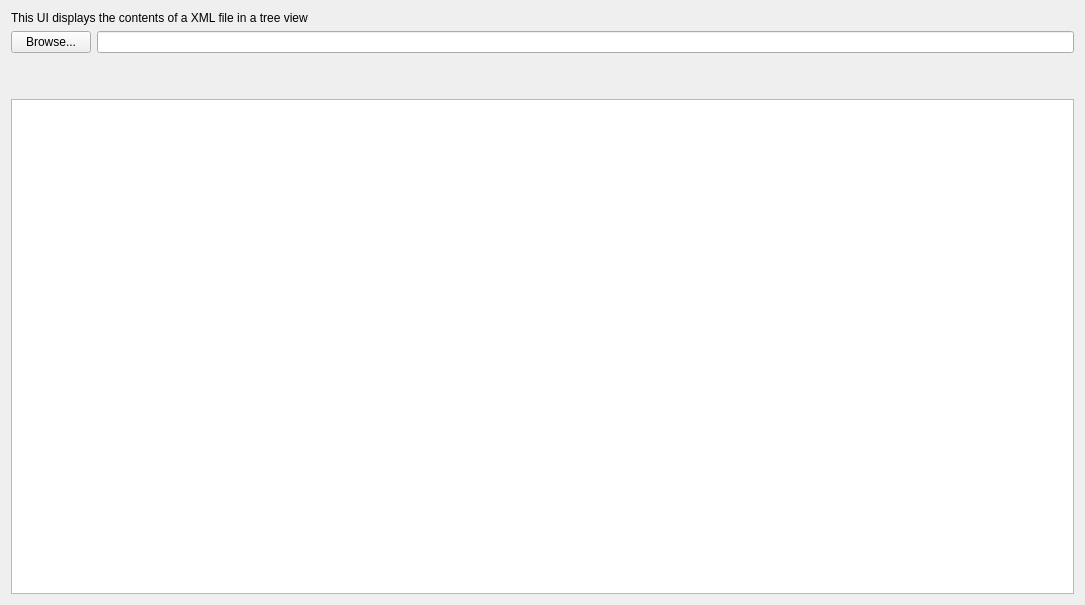
Before: the Qt Designer form QMLAnalyzer/forms/CDOMView.ui in Jango73/QMLAnalyzer, drawn with Qt 5.
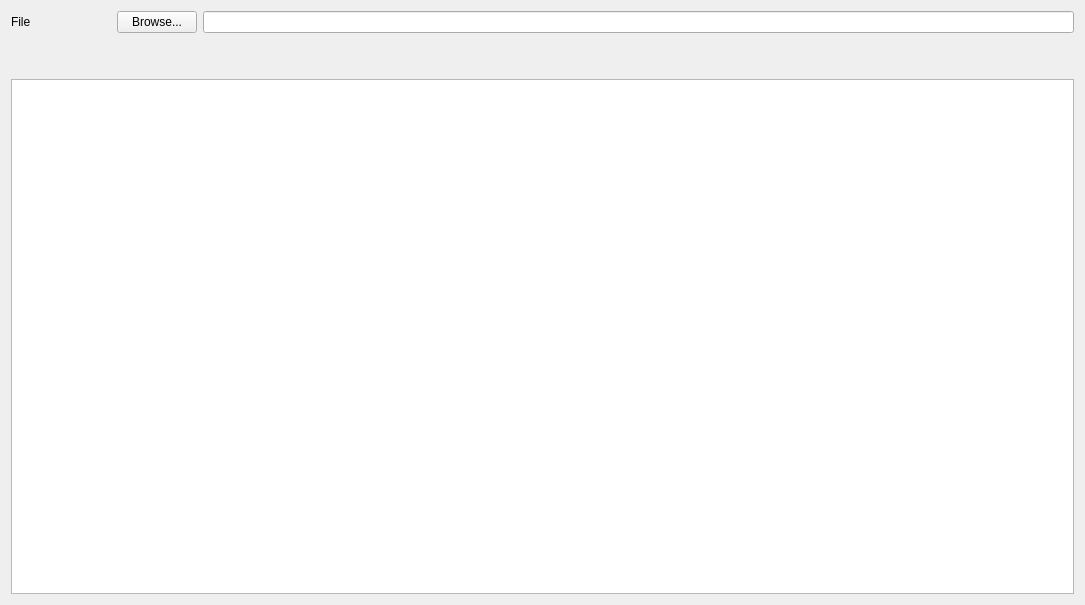
After: the same form once the commit is applied.

Diff of the .ui file:
```diff
--- a/QMLAnalyzer/forms/CDOMView.ui
+++ b/QMLAnalyzer/forms/CDOMView.ui
@@ -14,17 +14,29 @@
    <string>Form</string>
   </property>
   <layout class="QVBoxLayout" name="verticalLayout">
-   <item>
-    <widget class="QLabel" name="label">
-     <property name="text">
-      <string>This UI displays the contents of a XML file in a tree view</string>
-     </property>
-    </widget>
-   </item>
    <item>
     <layout class="QVBoxLayout" name="verticalLayout_2">
      <item>
       <layout class="QHBoxLayout" name="horizontalLayout">
+       <item>
+        <widget class="QLabel" name="label_2">
+         <property name="minimumSize">
+          <size>
+           <width>100</width>
+           <height>0</height>
+          </size>
+         </property>
+         <property name="maximumSize">
+          <size>
+           <width>100</width>
+           <height>16777215</height>
+          </size>
+         </property>
+         <property name="text">
+          <string>File</string>
+         </property>
+        </widget>
+       </item>
        <item>
         <widget class="QPushButton" name="browseFile">
          <property name="minimumSize">
```
